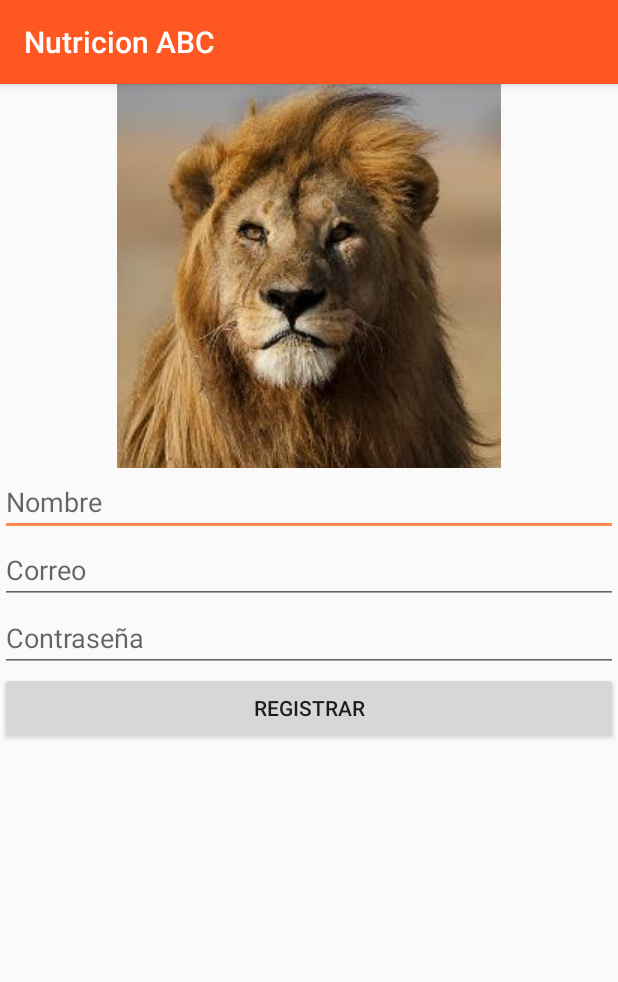
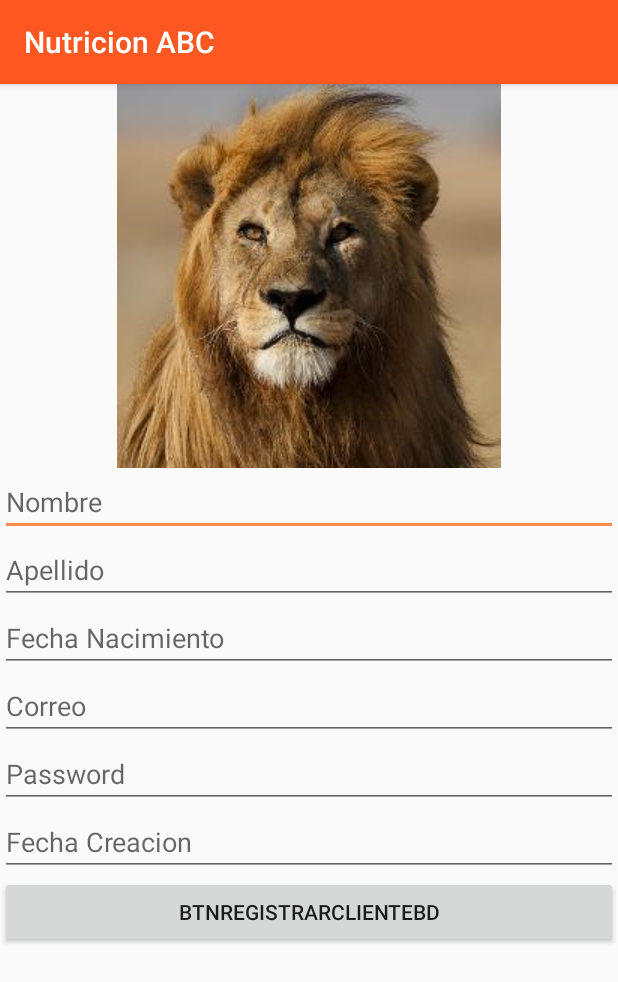
Before and after one commit to anfereba/NutricionABC, an Android app: the RegistrarClienteConSQLite screen opened directly, with no data from a screen before it, on a phone screen of 412 x 824 dp. Shown: the top 982 px of the screen. Run offline under Robolectric (Android 15) with nearby library versions, the phone set to English and light mode, and no system bars.

Commit message:
Reestructurando registro de cliente

```diff
--- a/app/src/main/java/com/anfereba/nutricionabc/RegistrarClienteConSQLite.java
+++ b/app/src/main/java/com/anfereba/nutricionabc/RegistrarClienteConSQLite.java
@@ -14,29 +14,43 @@ import com.anfereba.nutricionabc.db.DbCliente;
 import com.anfereba.nutricionabc.db.DbHelper;
 
 public class RegistrarClienteConSQLite extends AppCompatActivity {
-    Button btnCrear;
-    EditText Nombre, Correo,Contraseña;
+    Button BtnRegistrarClienteBD;
+    EditText TXTNombreUsuario, TXTApellidoUsuario,TXTFechaNacimientoUsuario,TXTCorreoUsuario,TXTPasswordUsuario,TXTFechaCreacionUsuario;
 
     @Override
     protected void onCreate(Bundle savedInstanceState) {
         super.onCreate(savedInstanceState);
         setContentView(R.layout.activity_registrar_cliente);
-        btnCrear = findViewById(R.id.button4);
-        Nombre = (EditText) findViewById(R.id.editTextTextPersonName3);
-        Correo = (EditText) findViewById(R.id.editTextTextPersonName4);
-        Contraseña=(EditText)findViewById(R.id.editTextTextPersonName7);
 
-    btnCrear.setOnClickListener(new View.OnClickListener() {
+        //Inicializacion de elementos
+
+        BtnRegistrarClienteBD = findViewById(R.id.BtnRegistrarClienteBD);
+        TXTNombreUsuario = (EditText) findViewById(R.id.TXTNombreUsuario);
+        TXTApellidoUsuario = (EditText) findViewById(R.id.TXTApellidoUsuario);
+        TXTFechaNacimientoUsuario=(EditText)findViewById(R.id.TXTFechaNacimientoUsuario);
+        TXTCorreoUsuario = (EditText) findViewById(R.id.TXTCorreoUsuario);
+        TXTPasswordUsuario = (EditText) findViewById(R.id.TXTPasswordUsuario);
+        TXTFechaCreacionUsuario=(EditText)findViewById(R.id.TXTFechaCreacionUsuario);
+
+
+        BtnRegistrarClienteBD.setOnClickListener(new View.OnClickListener() {
         @Override
         public void onClick(View view) {
-            if(!Nombre.getText().toString().equals("")&& !Correo.getText().toString().equals("")&& !Contraseña.getText().toString().equals("")) {
+            if(!TXTNombreUsuario.getText().toString().equals("")&& !TXTApellidoUsuario.getText().toString().equals("")
+                    && !TXTFechaNacimientoUsuario.getText().toString().equals("")
+                    && !TXTCorreoUsuario.getText().toString().equals("")
+                    && !TXTPasswordUsuario.getText().toString().equals("")
+                    && !TXTFechaCreacionUsuario.getText().toString().equals("")) {
                 DbCliente dbCliente = new DbCliente(getApplicationContext());
 
-                long id = dbCliente.insertarContacto(Nombre.getText().toString(), Correo.getText().toString(), Contraseña.getText().toString());
+                long id = dbCliente.insertarContacto(TXTNombreUsuario.getText().toString(),
+                        TXTApellidoUsuario.getText().toString(),TXTFechaNacimientoUsuario.getText().toString(),
+                        TXTCorreoUsuario.getText().toString(),TXTPasswordUsuario.getText().toString(),
+                        TXTFechaCreacionUsuario.getText().toString());
 
 
                 if (id > 0) {
-                    Toast.makeText(getApplicationContext(), "REGISTRO GUARDADO", Toast.LENGTH_LONG).show();
+                    Toast.makeText(getApplicationContext(), "REGISTRO GUARDADO: "+String.valueOf(id), Toast.LENGTH_LONG).show();
                     limpiar();
                 } else {
                     Toast.makeText(getApplicationContext(), "ERROR AL GUARDAR REGISTRO", Toast.LENGTH_LONG).show();
@@ -44,13 +58,8 @@ public class RegistrarClienteConSQLite extends AppCompatActivity {
             } else {
                 Toast.makeText(getApplicationContext(), "DEBE LLENAR LOS CAMPOS OBLIGATORIOS", Toast.LENGTH_LONG).show();
             }
-
-
         }
-
-
     });
-
 
 
     }
@@ -59,8 +68,11 @@ public class RegistrarClienteConSQLite extends AppCompatActivity {
 
             }*///este es un metodo que encontre para despues
     private void limpiar() {
-        Nombre.setText("");
-        Correo.setText("");
-        Contraseña.setText("");
+        TXTNombreUsuario.setText("");
+        TXTApellidoUsuario.setText("");
+        TXTFechaNacimientoUsuario.setText("");
+        TXTCorreoUsuario.setText("");
+        TXTPasswordUsuario.setText("");
+        TXTFechaCreacionUsuario.setText("");
     }
 }
--- a/app/src/main/java/com/anfereba/nutricionabc/db/DbNutriologo.java
+++ b/app/src/main/java/com/anfereba/nutricionabc/db/DbNutriologo.java
@@ -3,7 +3,6 @@ package com.anfereba.nutricionabc.db;
 import android.content.ContentValues;
 import android.content.Context;
 import android.database.sqlite.SQLiteDatabase;
-import android.database.sqlite.SQLiteOpenHelper;
 
 import androidx.annotation.Nullable;
 //Aqui podremos realizar las operaciones CRUB en la tabla Nutriologo
@@ -33,4 +32,5 @@ public class DbNutriologo extends DbHelper {
 
         return id;
     }
+
 }
--- a/app/src/main/res/layout/activity_registrar_cliente.xml
+++ b/app/src/main/res/layout/activity_registrar_cliente.xml
@@ -22,34 +22,58 @@
                 app:srcCompat="@drawable/lion" />
 
             <EditText
-                android:id="@+id/editTextTextPersonName3"
+                android:id="@+id/TXTNombreUsuario"
                 android:layout_width="match_parent"
                 android:layout_height="wrap_content"
                 android:ems="10"
-                android:hint="@string/app_Nombre"
+                android:hint="@string/TXTNombreUsuario"
                 android:inputType="textPersonName" />
 
             <EditText
-                android:id="@+id/editTextTextPersonName4"
+                android:id="@+id/TXTApellidoUsuario"
                 android:layout_width="match_parent"
                 android:layout_height="wrap_content"
                 android:ems="10"
-                android:hint="@string/app_Correo"
+                android:hint="@string/TXTApellidoUsuario"
                 android:inputType="textPersonName" />
 
             <EditText
-                android:id="@+id/editTextTextPersonName7"
+                android:id="@+id/TXTFechaNacimientoUsuario"
                 android:layout_width="match_parent"
                 android:layout_height="wrap_content"
                 android:ems="10"
-                android:hint="Contraseña"
+                android:hint="@string/TXTFechaNacimientoUsuario"
+                android:inputType="textPersonName" />
+
+            <EditText
+                android:id="@+id/TXTCorreoUsuario"
+                android:layout_width="match_parent"
+                android:layout_height="wrap_content"
+                android:ems="10"
+                android:hint="@string/TXTCorreoUsuario"
+                android:inputType="textPersonName" />
+
+            <EditText
+                android:id="@+id/TXTPasswordUsuario"
+                android:layout_width="match_parent"
+                android:layout_height="wrap_content"
+                android:ems="10"
+                android:hint="@string/TXTPasswordUsuario"
+                android:inputType="textPersonName" />
+
+            <EditText
+                android:id="@+id/TXTFechaCreacionUsuario"
+                android:layout_width="match_parent"
+                android:layout_height="wrap_content"
+                android:ems="10"
+                android:hint="@string/TXTFechaCreacionUsuario"
                 android:inputType="textPersonName" />
 
             <Button
-                android:id="@+id/button4"
+                android:id="@+id/BtnRegistrarClienteBD"
                 android:layout_width="match_parent"
                 android:layout_height="wrap_content"
-                android:text="Registrar" />
+                android:text="@string/BtnRegistrarClienteBD" />
         </LinearLayout>
     </ScrollView>
 </androidx.constraintlayout.widget.ConstraintLayout>
--- a/app/src/main/res/values/strings.xml
+++ b/app/src/main/res/values/strings.xml
@@ -15,4 +15,14 @@
     <string name="BtnRegistroNutriologo">Registrarse como nutriologo</string>
 
 
+    <!--Registro de Usuario -->
+    <string name="TXTNombreUsuario">Nombre</string>
+    <string name="TXTApellidoUsuario">Apellido</string>
+    <string name="TXTFechaNacimientoUsuario">Fecha Nacimiento</string>
+    <string name="TXTCorreoUsuario">Correo</string>
+    <string name="TXTPasswordUsuario">Password</string>
+    <string name="TXTFechaCreacionUsuario">Fecha Creacion</string>
+    <string name="BtnRegistrarClienteBD">BtnRegistrarClienteBD</string>
+
+
 </resources>
```
Also changed, not shown: app/src/main/java/com/anfereba/nutricionabc/Carga.java (+6 -1 lines), app/src/main/java/com/anfereba/nutricionabc/db/DbCliente.java (+12 -7 lines), app/src/main/java/com/anfereba/nutricionabc/db/DbHelper.java (+19 -20 lines), app/src/main/java/com/anfereba/nutricionabc/db/Entidades/Usuario.java (added, +91 -0 lines), app/src/main/java/com/anfereba/nutricionabc/db/utilidades/Utilidades.java (added, +35 -0 lines).
